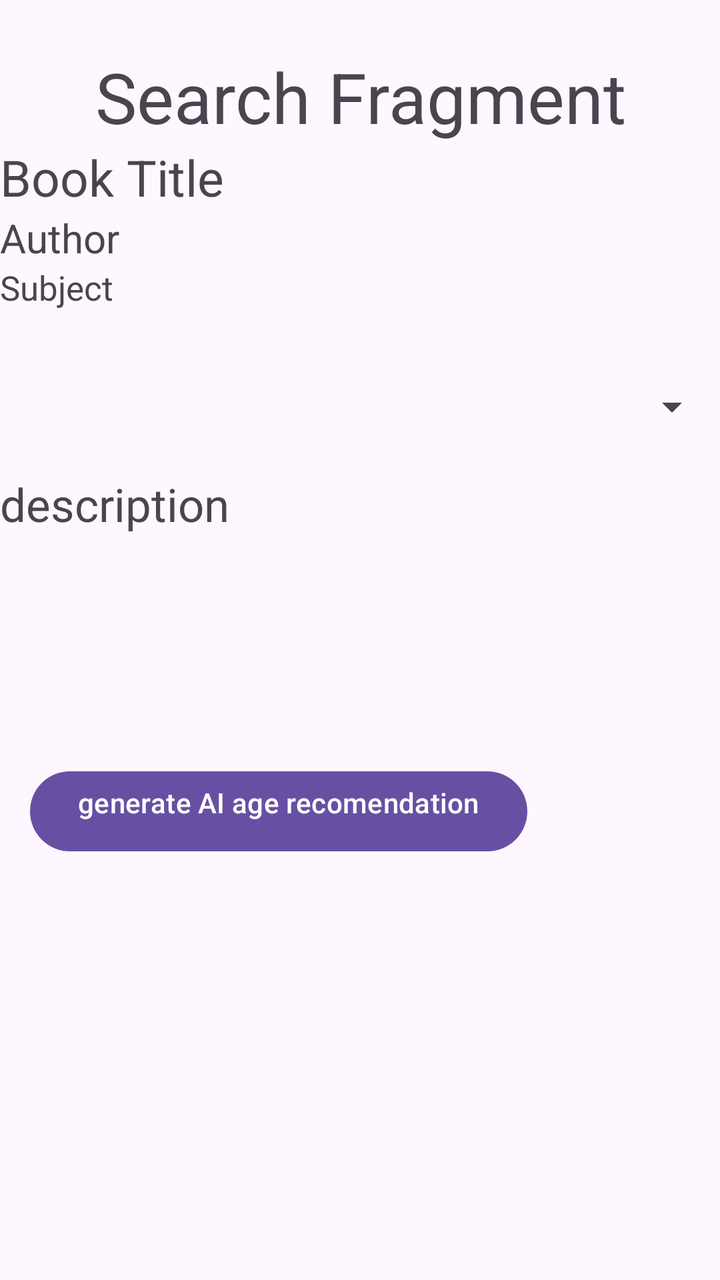
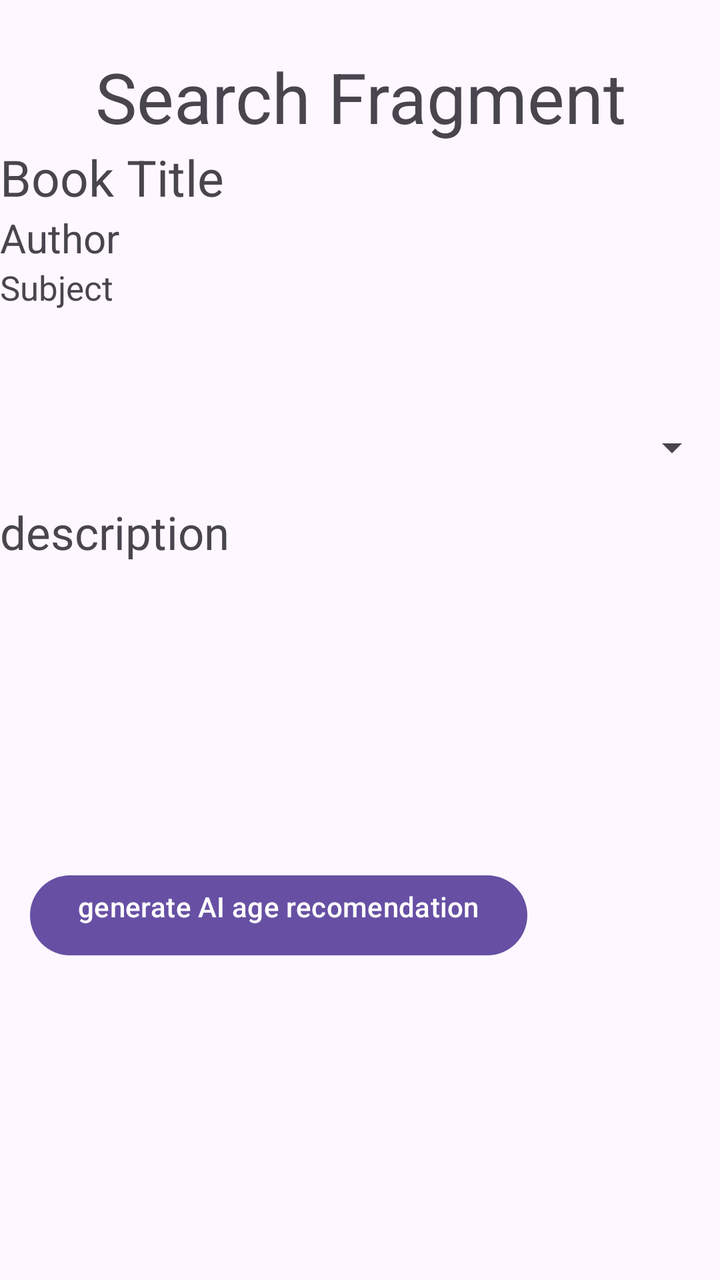

Screens rendered from an Android XML layout before and after an edit, with the pre-edit source and the edit as a unified diff.
<!-- AndroidManifest.xml: application theme Theme.LibookApp -->
<!-- res/layout/fragment_book_info.xml -->
<?xml version="1.0" encoding="utf-8"?>
<LinearLayout xmlns:android="http://schemas.android.com/apk/res/android"
    xmlns:tools="http://schemas.android.com/tools"
    android:layout_width="match_parent"
    android:layout_height="match_parent"
    android:orientation="vertical"
    tools:context=".screens.BookInfoFragment"
    android:layout_marginHorizontal="20dp">

    
    <TextView
        android:layout_width="match_parent"
        android:layout_height="wrap_content"
        android:text="Search Fragment"
        android:textSize="35dp"
        android:layout_marginTop="25dp"
        android:textAlignment="center"/>

    <LinearLayout
        android:layout_width="match_parent"
        android:layout_height="0dp"
        android:layout_weight="50"
        android:orientation="horizontal">

        <LinearLayout
            android:layout_width="0dp"
            android:layout_height="match_parent"
            android:layout_weight="65"
            android:orientation="vertical">

            <TextView
                android:id="@+id/tVTitle"
                android:layout_width="match_parent"
                android:layout_height="wrap_content"
                android:text="Book Title"
                android:textSize="25dp"/>

            <TextView
                android:id="@+id/tVAuthor"
                android:layout_width="match_parent"
                android:layout_height="wrap_content"
                android:text="Author"
                android:textSize="20dp"/>

            <TextView
                android:id="@+id/tVSubj"
                android:layout_width="match_parent"
                android:layout_height="wrap_content"
                android:text="Subject"
                android:textSize="17dp"/>
        </LinearLayout>

        <LinearLayout
            android:layout_width="0dp"
            android:layout_height="match_parent"
            android:layout_weight="35"
            android:orientation="vertical">

            <ImageView
                android:id="@+id/iVImage"
                android:layout_width="match_parent"
                android:layout_height="350px" />

            <Spinner
                android:id="@+id/sSave"
                android:layout_width="match_parent"
                android:layout_height="30dp"/>

        </LinearLayout>


    </LinearLayout>

    <ScrollView
        android:layout_width="match_parent"
        android:layout_height="0dp"
        android:layout_weight="40"
        android:scrollbars="vertical"
        android:layout_marginTop="15dp"> 

        <TextView
            android:id="@+id/tVDesc"
            android:layout_width="match_parent"
            android:layout_height="match_parent"
            android:text="description"
            android:textSize="23dp"/>

    </ScrollView>

    <Button
        android:id="@+id/btnGenerate"
        android:layout_width="wrap_content"
        android:layout_height="wrap_content"
        android:layout_marginTop="25dp"
        android:text="generate AI age recomendation"
        android:gravity="left"
        android:layout_marginLeft="15dp"
        android:onClick="generateGeminiReco"/>

    <TextView
        android:id="@+id/tVGeminiReco"
        android:layout_width="match_parent"
        android:layout_height="0dp"
        android:layout_weight="70"
        android:textSize="20dp"
        android:layout_marginHorizontal="10dp"/>
    


</LinearLayout>
<!-- resources referenced by this layout -->
<resources>
  <style name="Theme.LibookApp" parent="Base.Theme.LibookApp" />
  <style name="Base.Theme.LibookApp" parent="Theme.Material3.DayNight.NoActionBar">
          
          
      </style>
</resources>

<!-- the commit's change to res/layout/fragment_book_info.xml (unified diff, before → after) -->
@@ -18,8 +18,7 @@
 
     <LinearLayout
         android:layout_width="match_parent"
-        android:layout_height="0dp"
-        android:layout_weight="50"
+        android:layout_height="wrap_content"
         android:orientation="horizontal">
 
         <LinearLayout
@@ -59,12 +58,13 @@
             <ImageView
                 android:id="@+id/iVImage"
                 android:layout_width="match_parent"
-                android:layout_height="350px" />
+                android:layout_height="135dp"/>
 
             <Spinner
                 android:id="@+id/sSave"
                 android:layout_width="match_parent"
-                android:layout_height="30dp"/>
+                android:layout_height="wrap_content"
+                android:layout_marginTop="5dp"/>
 
         </LinearLayout>
 
@@ -74,7 +74,7 @@
     <ScrollView
         android:layout_width="match_parent"
         android:layout_height="0dp"
-        android:layout_weight="40"
+        android:layout_weight="50"
         android:scrollbars="vertical"
         android:layout_marginTop="15dp"> 
 
@@ -101,7 +101,7 @@
         android:id="@+id/tVGeminiReco"
         android:layout_width="match_parent"
         android:layout_height="0dp"
-        android:layout_weight="70"
+        android:layout_weight="50"
         android:textSize="20dp"
         android:layout_marginHorizontal="10dp"/>
     
